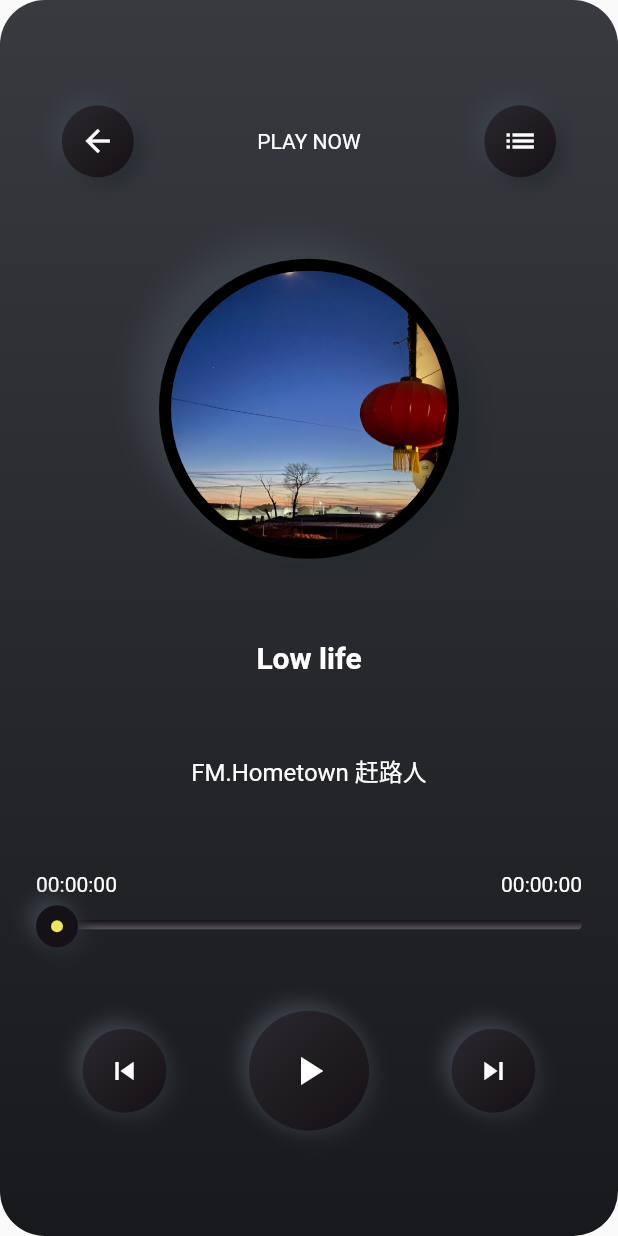
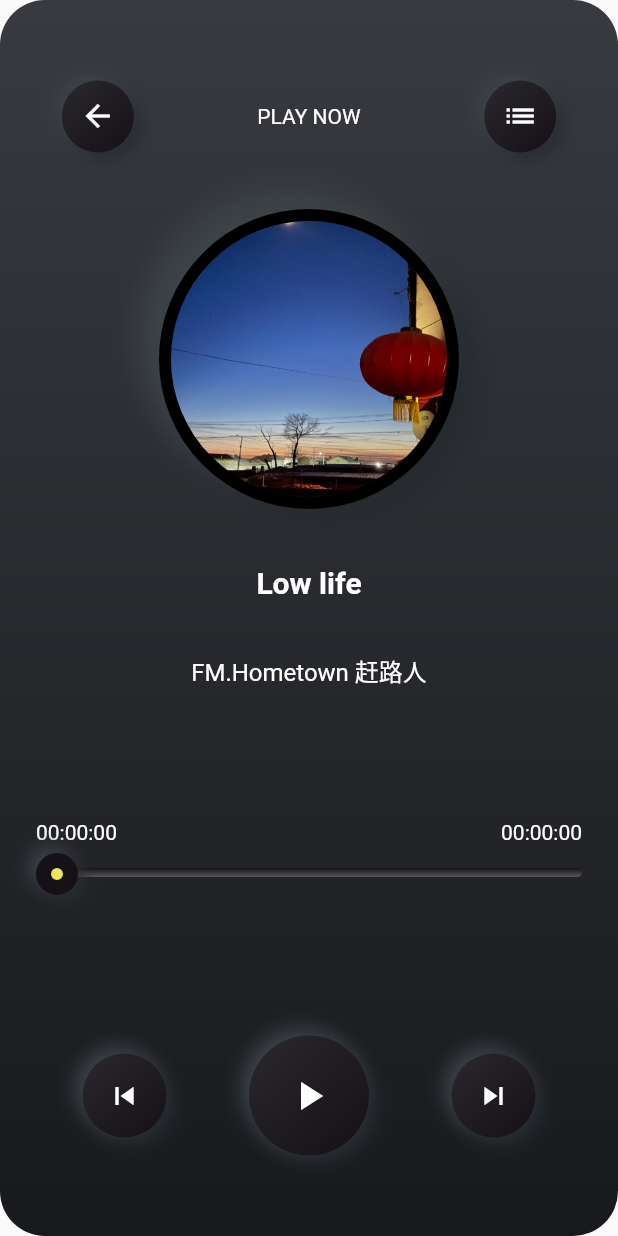
Before and after one commit to JunaYa/flutter-music-app, a Flutter app: the screen it shows after launch, on a phone screen of 412 x 824 dp. Run offline on Flutter 3.47's test engine with Material 2 defaults, Android fonts, the phone set to English and light mode, and no system bars; our stand-ins replace audioplayers, flutter_neumorphic.

Commit message:
feat: update ui

```diff
--- a/lib/components/PlayerProgressBoard.dart
+++ b/lib/components/PlayerProgressBoard.dart
@@ -60,6 +60,7 @@
     Size size = MediaQuery.of(context).size;
     double maxPosition = size.width - 48 - 28;
     return Container(
+      margin: const EdgeInsets.only(top: 48, bottom: 68),
       padding: const EdgeInsets.only(left: 24, right: 24),
       child: Column(
         children: [
--- a/lib/pages/DribbbleMusicPlayer.dart
+++ b/lib/pages/DribbbleMusicPlayer.dart
@@ -38,7 +38,11 @@
     Size size = MediaQuery.of(context).size;
 
     return Scaffold(
-      body: Container(
+      body: Center(
+        child: Stack(
+          fit: StackFit.expand,
+          children: <Widget>[
+            Container(
                 width: double.infinity,
                 height: size.height,
                 decoration: const BoxDecoration(
@@ -57,6 +61,8 @@
                 child: Column(
                   crossAxisAlignment: CrossAxisAlignment.center,
                   mainAxisAlignment: MainAxisAlignment.spaceBetween,
+                  verticalDirection: VerticalDirection.down,
+                  mainAxisSize: MainAxisSize.max,
                   children: [
                     const Padding(padding: EdgeInsets.all(8)),
                     const HeaderBoard(),
@@ -89,6 +95,9 @@
                   ],
                 ),
             ),
+          ],
+        ),
+      )
     );
   }
 }
```
Lines whose indentation alone changed are shown as unchanged.
